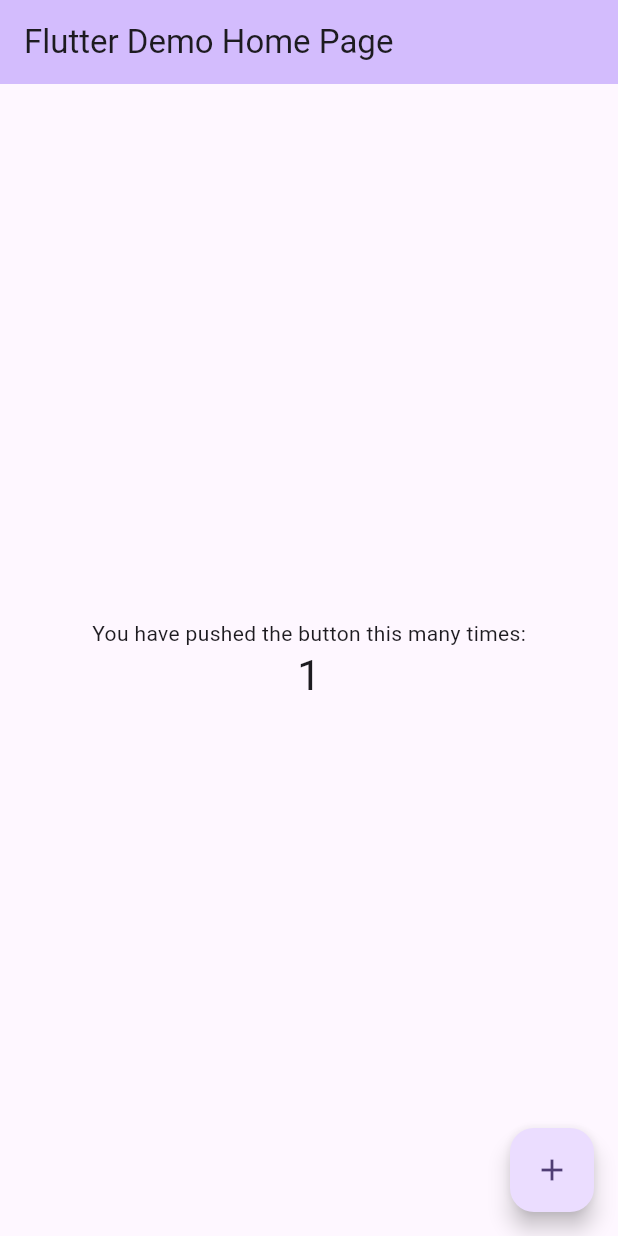
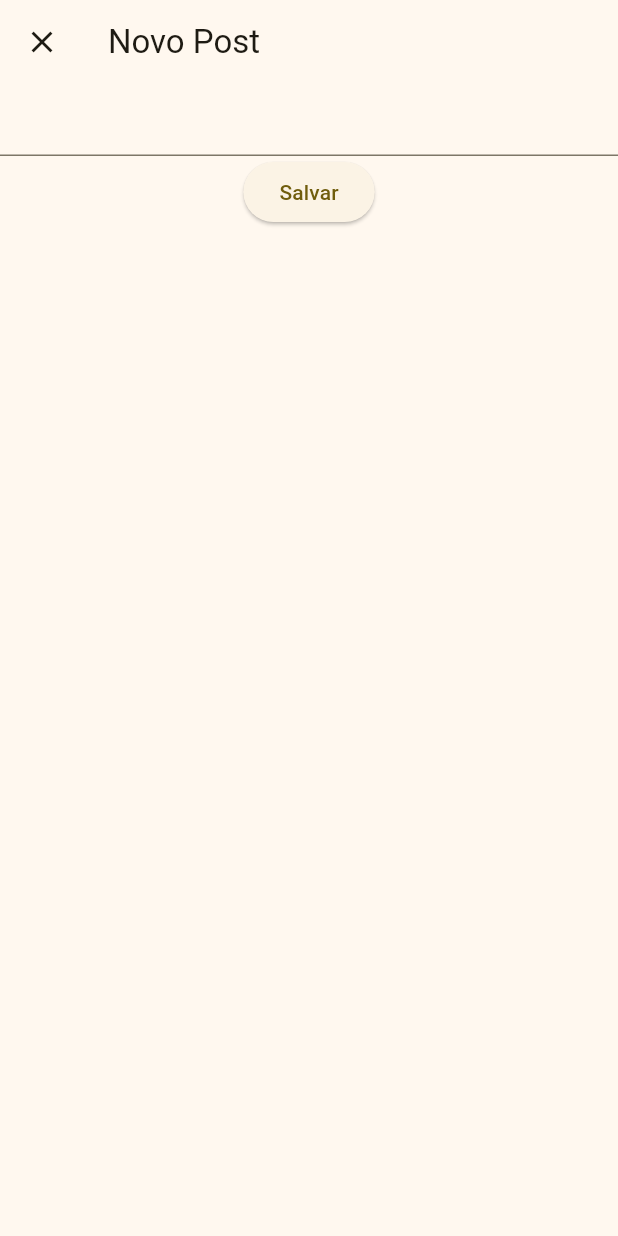
Before and after one commit to pedrogdnz/instagram-flutter, a Flutter app: the screen it shows after launch, after a tap on the "add" icon, on a phone screen of 412 x 824 dp. Run offline on Flutter 3.47's test engine with Material 3 defaults, Android fonts, the phone set to English and light mode, and no system bars.

Commit message:
Aula 09 - Navegando com dados entre as telas e adicionando posts

```diff
--- a/lib/main.dart
+++ b/lib/main.dart
@@ -1,4 +1,5 @@
 import 'package:flutter/material.dart';
+import 'package:instagram/views/home_page.dart';
 
 void main() {
   runApp(const MyApp());
@@ -13,110 +14,10 @@ class MyApp extends StatelessWidget {
     return MaterialApp(
       title: 'Flutter Demo',
       theme: ThemeData(
-        // This is the theme of your application.
-        //
-        // TRY THIS: Try running your application with "flutter run". You'll see
-        // the application has a purple toolbar. Then, without quitting the app,
-        // try changing the seedColor in the colorScheme below to Colors.green
-        // and then invoke "hot reload" (save your changes or press the "hot
-        // reload" button in a Flutter-supported IDE, or press "r" if you used
-        // the command line to start the app).
-        //
-        // Notice that the counter didn't reset back to zero; the application
-        // state is not lost during the reload. To reset the state, use hot
-        // restart instead.
-        //
-        // This works for code too, not just values: Most code changes can be
-        // tested with just a hot reload.
-        colorScheme: ColorScheme.fromSeed(seedColor: Colors.deepPurple),
+        colorScheme: ColorScheme.fromSeed(seedColor: Colors.amberAccent),
       ),
-      home: const MyHomePage(title: 'Flutter Demo Home Page'),
+      home: HomePage(),
+      debugShowCheckedModeBanner: false,
     );
   }
 }
-
-class MyHomePage extends StatefulWidget {
-  const MyHomePage({super.key, required this.title});
-
-  // This widget is the home page of your application. It is stateful, meaning
-  // that it has a State object (defined below) that contains fields that affect
-  // how it looks.
-
-  // This class is the configuration for the state. It holds the values (in this
-  // case the title) provided by the parent (in this case the App widget) and
-  // used by the build method of the State. Fields in a Widget subclass are
-  // always marked "final".
-
-  final String title;
-
-  @override
-  State<MyHomePage> createState() => _MyHomePageState();
-}
-
-class _MyHomePageState extends State<MyHomePage> {
-  int _counter = 0;
-
-  void _incrementCounter() {
-    setState(() {
-      // This call to setState tells the Flutter framework that something has
-      // changed in this State, which causes it to rerun the build method below
-      // so that the display can reflect the updated values. If we changed
-      // _counter without calling setState(), then the build method would not be
-      // called again, and so nothing would appear to happen.
-      _counter++;
-    });
-  }
-
-  @override
-  Widget build(BuildContext context) {
-    // This method is rerun every time setState is called, for instance as done
-    // by the _incrementCounter method above.
-    //
-    // The Flutter framework has been optimized to make rerunning build methods
-    // fast, so that you can just rebuild anything that needs updating rather
-    // than having to individually change instances of widgets.
-    return Scaffold(
-      appBar: AppBar(
-        // TRY THIS: Try changing the color here to a specific color (to
-        // Colors.amber, perhaps?) and trigger a hot reload to see the AppBar
-        // change color while the other colors stay the same.
-        backgroundColor: Theme.of(context).colorScheme.inversePrimary,
-        // Here we take the value from the MyHomePage object that was created by
-        // the App.build method, and use it to set our appbar title.
-        title: Text(widget.title),
-      ),
-      body: Center(
-        // Center is a layout widget. It takes a single child and positions it
-        // in the middle of the parent.
-        child: Column(
-          // Column is also a layout widget. It takes a list of children and
-          // arranges them vertically. By default, it sizes itself to fit its
-          // children horizontally, and tries to be as tall as its parent.
-          //
-          // Column has various properties to control how it sizes itself and
-          // how it positions its children. Here we use mainAxisAlignment to
-          // center the children vertically; the main axis here is the vertical
-          // axis because Columns are vertical (the cross axis would be
-          // horizontal).
-          //
-          // TRY THIS: Invoke "debug painting" (choose the "Toggle Debug Paint"
-          // action in the IDE, or press "p" in the console), to see the
-          // wireframe for each widget.
-          mainAxisAlignment: MainAxisAlignment.center,
-          children: <Widget>[
-            const Text('You have pushed the button this many times:'),
-            Text(
-              '$_counter',
-              style: Theme.of(context).textTheme.headlineMedium,
-            ),
-          ],
-        ),
-      ),
-      floatingActionButton: FloatingActionButton(
-        onPressed: _incrementCounter,
-        tooltip: 'Increment',
-        child: const Icon(Icons.add),
-      ), // This trailing comma makes auto-formatting nicer for build methods.
-    );
-  }
-}
--- /dev/null
+++ b/lib/views/add_post.dart
@@ -0,0 +1,56 @@
+import 'package:flutter/material.dart';
+
+class AddPost extends StatefulWidget {
+  const AddPost({super.key});
+
+  @override
+  State<AddPost> createState() => _AddPostState();
+}
+
+class _AddPostState extends State<AddPost> {
+  final _formKey = GlobalKey<FormState>();
+  final TextEditingController _postController = TextEditingController();
+
+  @override
+  Widget build(BuildContext context) {
+    return Scaffold(
+      appBar: AppBar(
+        title: Text("Novo Post"),
+        leading: IconButton(
+          icon: Icon(Icons.close),
+          onPressed: () {
+            Navigator.pop(context);
+          },
+        ),
+      ),
+
+      body: Form(
+        key: _formKey,
+        child: Column(
+          children: [
+            TextFormField(
+              controller: _postController,
+              validator: (value) {
+                if (value == null || value.isEmpty) {
+                  return 'Entre com seu post';
+                }
+                return null;
+              },
+            ),
+            ElevatedButton(
+              onPressed: () {
+                if (_formKey.currentState!.validate()) {
+                  ScaffoldMessenger.of(
+                    context,
+                  ).showSnackBar(const SnackBar(content: Text("Salvando")));
+                  Navigator.pop(context, [_postController.text]);
+                }
+              },
+              child: const Text("Salvar"),
+            ),
+          ],
+        ),
+      ),
+    );
+  }
+}
--- /dev/null
+++ b/lib/views/home_page.dart
@@ -0,0 +1,61 @@
+import 'package:flutter/material.dart';
+import 'package:instagram/views/add_post.dart';
+import 'package:instagram/views/post_item.dart';
+import 'package:instagram/views/story_item.dart';
+
+class HomePage extends StatefulWidget {
+  const HomePage({super.key});
+
+  @override
+  State<HomePage> createState() => _HomePageState();
+}
+
+class _HomePageState extends State<HomePage> {
+  final List _posts = ['post 1', 'post 2', 'post 3', 'post 4'];
+
+  final List _stories = ['story 1', 'story 2', 'story 3', 'story 4'];
+
+  @override
+  Widget build(BuildContext context) {
+    return Scaffold(
+      appBar: AppBar(title: const Text("Derogram")),
+
+      body: Column(
+        children: [
+          SizedBox(
+            height: 150,
+            child: ListView.builder(
+              scrollDirection: Axis.horizontal,
+              itemCount: _stories.length,
+              itemBuilder: (context, index) {
+                return StoryItem(texto: _stories[index]);
+              },
+            ),
+          ),
+          Expanded(
+            child: ListView.builder(
+              itemCount: _posts.length,
+              itemBuilder: (context, index) {
+                return PostItem(texto: _posts[index]);
+              },
+            ),
+          ),
+          FloatingActionButton(
+            onPressed: () async {
+              final result = await Navigator.push(
+                context,
+                MaterialPageRoute(builder: (context) => const AddPost()),
+              );
+              if (result != null) {
+                setState(() {
+                  _posts.add(result[0]);
+                });
+              }
+            },
+            child: const Icon(Icons.add),
+          ),
+        ],
+      ),
+    );
+  }
+}
--- /dev/null
+++ b/lib/views/post_item.dart
@@ -0,0 +1,17 @@
+import 'package:flutter/material.dart';
+
+class PostItem extends StatelessWidget {
+  const PostItem({super.key, required this.texto});
+  final String texto;
+  @override
+  Widget build(BuildContext context) {
+    return Padding(
+      padding: const EdgeInsets.all(10.0),
+      child: Container(
+        height: 200,
+        color: Theme.of(context).colorScheme.primaryContainer,
+        child: Center(child: Text(texto, style: const TextStyle(fontSize: 20))),
+      ),
+    );
+  }
+}
--- /dev/null
+++ b/lib/views/story_item.dart
@@ -0,0 +1,22 @@
+import 'package:flutter/material.dart';
+
+class StoryItem extends StatelessWidget {
+  const StoryItem({super.key, required this.texto});
+  final String texto;
+
+  @override
+  Widget build(BuildContext context) {
+    return Padding(
+      padding: const EdgeInsets.all(8.0),
+      child: Container(
+        height: 100,
+        width: 100,
+        decoration: BoxDecoration(
+          color: Theme.of(context).colorScheme.inversePrimary,
+          shape: BoxShape.circle,
+        ),
+        child: Center(child: Text(texto, style: const TextStyle(fontSize: 20))),
+      ),
+    );
+  }
+}
```
